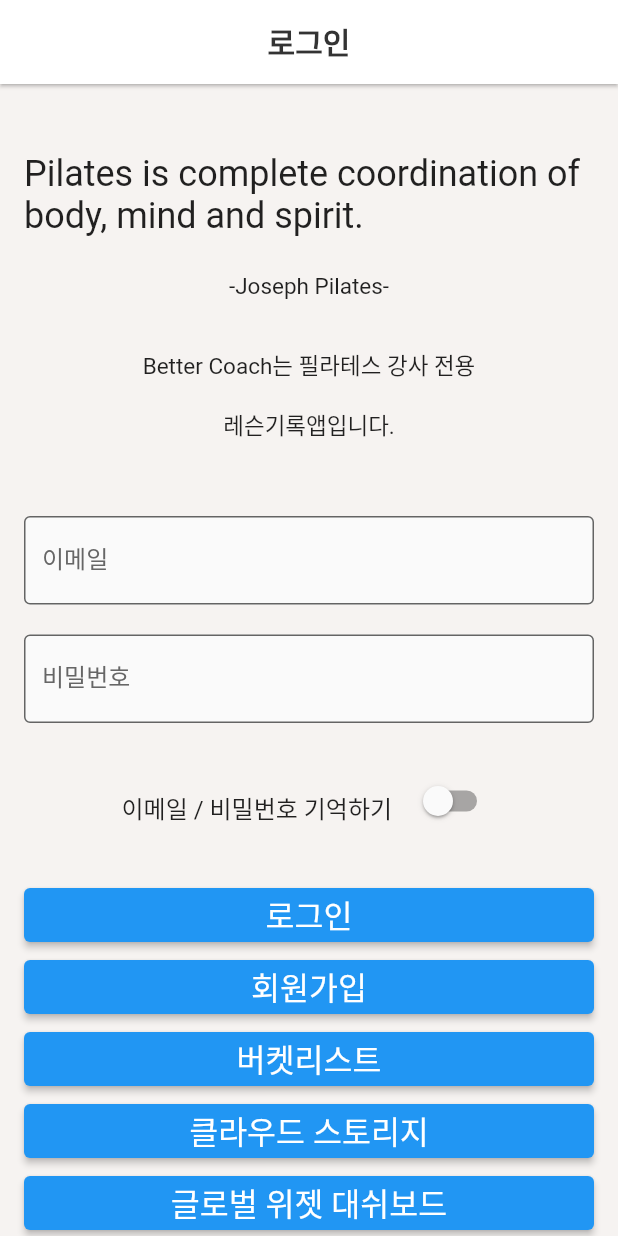
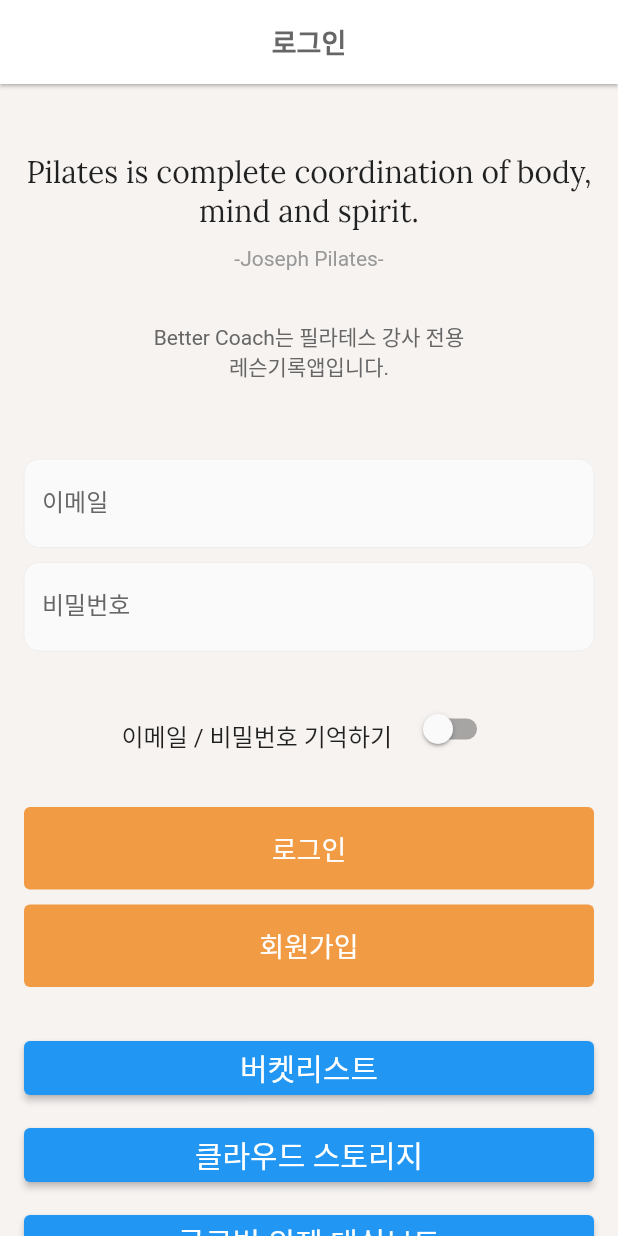
Before and after one commit to JuetEm/BetterCoach202, a Flutter app: the screen it shows after launch, on a phone screen of 412 x 824 dp. Run offline on Flutter 3.47's test engine with Material 2 defaults, Android fonts, the phone set to English and light mode, and no system bars; our stand-ins replace cloud_firestore, firebase_auth, firebase_core, firebase_storage, google_fonts, grouped_list and 2 more; accounts and stored records are empty; Roboto replaces fonts that are missing (Pretendard).

Commit message:
add globaldashboard

```diff
--- a/lib/globalWidget.dart
+++ b/lib/globalWidget.dart
@@ -21,16 +21,16 @@
     title: Text(
       pageName,
       style: Theme.of(context).textTheme.bodyText1!.copyWith(
-            fontSize: 20.0,
+            fontSize: 18.0,
             fontWeight: FontWeight.bold,
-            color: Palette.gray33,
+            color: Palette.gray66,
           ),
     ),
     centerTitle: true,
     leading: IconButton(
       onPressed: () {
         if (!(customFunction == null)) {
-          customFunction!();
+          customFunction();
         } else {
           Navigator.pop(context);
         }
@@ -48,9 +48,9 @@
     title: Text(
       pageName,
       style: Theme.of(context).textTheme.bodyText1!.copyWith(
-            fontSize: 20.0,
+            fontSize: 18.0,
             fontWeight: FontWeight.bold,
-            color: Palette.gray33,
+            color: Palette.gray66,
           ),
     ),
     centerTitle: true,
@@ -241,7 +241,7 @@
   Widget build(BuildContext context) {
     return Container(
       constraints: BoxConstraints(
-        minHeight: 100,
+        minHeight: 60,
       ),
       child: TextField(
         readOnly: widget.showArrow,
@@ -308,13 +308,18 @@
       decoration: InputDecoration(
         filled: true,
         fillColor: Palette.grayFA,
-        border: OutlineInputBorder(),
         labelText: widget.hint,
         labelStyle:
             TextStyle(color: myFocusNode.hasFocus ? focusColor : normalColor),
+        enabledBorder: OutlineInputBorder(
+            borderSide: BorderSide(color: Palette.grayEE, width: 0),
+            borderRadius: BorderRadius.circular(10)),
         focusColor: focusColor,
         focusedBorder: OutlineInputBorder(
-          borderSide: BorderSide(color: focusColor, width: 2.0),
+          borderRadius: BorderRadius.circular(10),
+          borderSide: BorderSide(
+            color: focusColor,
+          ),
         ),
       ),
     );
@@ -383,9 +388,9 @@
                 mainAxisAlignment: MainAxisAlignment.center,
                 children: [
                   Text(
-                    '이름 : ${name}',
+                    '${name}',
                     style: TextStyle(
-                      fontSize: 12.0,
+                      fontSize: 16.0,
                       fontWeight: FontWeight.bold,
                       color: Palette.gray33,
                     ),
@@ -396,7 +401,7 @@
                     style: TextStyle(
                       fontSize: 12.0,
                       //fontWeight: FontWeight.bold,
-                      color: Palette.gray66,
+                      color: Palette.gray99,
                     ),
                   ),
                 ],
--- a/lib/main.dart
+++ b/lib/main.dart
@@ -7,6 +7,7 @@
 import 'package:web_project/action_service.dart';
 import 'package:web_project/globalWidgetDashboard.dart';
 import 'package:web_project/sign_up.dart';
+import 'package:google_fonts/google_fonts.dart';
 
 import 'auth_service.dart';
 import 'bucket_service.dart';
@@ -123,18 +124,15 @@
                     crossAxisAlignment: CrossAxisAlignment.center,
                     children: [
                       SizedBox(height: 30),
-                      Container(
-                        //color: Colors.red,
-                        child: SizedBox(
-                          height: 70,
-                          child: Text(
-                            user == null
-                                ? "Pilates is complete coordination of body, mind and spirit."
-                                : "${user.email}님 안녕하세요 👋",
-                            style: TextStyle(
-                              fontSize: 24,
-                            ),
-                          ),
+                      SizedBox(
+                        child: Text(
+                          user == null
+                              ? "Pilates is complete coordination of body, mind and spirit."
+                              : "${user.email}님 안녕하세요 👋",
+                          style: user == null
+                              ? GoogleFonts.lora(fontSize: 20)
+                              : TextStyle(fontSize: 24),
+                          textAlign: TextAlign.center,
                         ),
                       ),
                       SizedBox(height: 10),
@@ -142,28 +140,23 @@
                         height: 40,
                         child: Text(
                           "-Joseph Pilates-",
-                          style: TextStyle(
-                            fontSize: 15,
-                          ),
+                          style: TextStyle(fontSize: 14, color: Palette.gray99),
+                          textAlign: TextAlign.center,
                         ),
                       ),
                       SizedBox(height: 10),
                       SizedBox(
-                        height: 40,
+                        height: 20,
                         child: Text(
                           "Better Coach는 필라테스 강사 전용",
-                          style: TextStyle(
-                            fontSize: 15,
-                          ),
+                          style: TextStyle(fontSize: 14, color: Palette.gray66),
                         ),
                       ),
                       SizedBox(
                         height: 40,
                         child: Text(
                           "레슨기록앱입니다.",
-                          style: TextStyle(
-                            fontSize: 15,
-                          ),
+                          style: TextStyle(fontSize: 14, color: Palette.gray66),
                         ),
                       ),
                     ],
@@ -180,7 +173,7 @@
                   customFunction: () {},
                   isSecure: false,
                 ),
-                SizedBox(height: 20),
+                SizedBox(height: 10),
 
                 /// 비밀번호
                 LoginTextField(
@@ -229,7 +222,14 @@
 
                 /// 로그인 버튼
                 ElevatedButton(
-                  child: Text("로그인", style: TextStyle(fontSize: 21)),
+                  child: Padding(
+                    padding: const EdgeInsets.all(14.0),
+                    child: Text("로그인", style: TextStyle(fontSize: 18)),
+                  ),
+                  style: ElevatedButton.styleFrom(
+                    elevation: 0,
+                    backgroundColor: Palette.buttonOrange,
+                  ),
                   onPressed: () {
                     if (globalfunction.textNullCheck(
                           context,
@@ -285,10 +285,18 @@
                     }
                   },
                 ),
+                SizedBox(height: 10),
 
                 /// 회원가입 버튼
                 ElevatedButton(
-                  child: Text("회원가입", style: TextStyle(fontSize: 21)),
+                  child: Padding(
+                    padding: const EdgeInsets.all(14.0),
+                    child: Text("회원가입", style: TextStyle(fontSize: 18)),
+                  ),
+                  style: ElevatedButton.styleFrom(
+                    elevation: 0,
+                    backgroundColor: Palette.buttonOrange,
+                  ),
                   onPressed: () {
                     // 회원가입
                     print("sign up");
@@ -298,9 +306,11 @@
                     );
                   },
                 ),
+                SizedBox(height: 30),
+
                 // 버켓리스트 버튼
                 ElevatedButton(
-                  child: Text("버켓리스트", style: TextStyle(fontSize: 21)),
+                  child: Text("버켓리스트", style: TextStyle(fontSize: 20)),
                   onPressed: () {
                     // 로그인
                     authService.signIn(
@@ -326,10 +336,11 @@
                     );
                   },
                 ),
+                SizedBox(height: 10),
 
                 /// Cloud Storage 개발화면 버튼
                 ElevatedButton(
-                  child: Text("클라우드 스토리지", style: TextStyle(fontSize: 21)),
+                  child: Text("클라우드 스토리지", style: TextStyle(fontSize: 20)),
                   onPressed: () {
                     // 회원가입
                     print("cloud storage");
@@ -339,10 +350,11 @@
                     );
                   },
                 ),
+                SizedBox(height: 10),
 
                 /// Cloud Storage 개발화면 버튼
                 ElevatedButton(
-                  child: Text("글로벌 위젯 대쉬보드", style: TextStyle(fontSize: 21)),
+                  child: Text("글로벌 위젯 대쉬보드", style: TextStyle(fontSize: 20)),
                   onPressed: () {
                     // 회원가입
                     print("global widget");
--- a/pubspec.yaml
+++ b/pubspec.yaml
@@ -46,6 +46,7 @@
   firebase_storage: ^10.3.11
   grouped_list: ^5.1.2
   shared_preferences: ^2.0.15
+  google_fonts: ^3.0.1
 
 dev_dependencies:
   flutter_test:
```
Also changed, not shown: lib/baseTableCalendar.dart (+15 -3 lines), lib/lessonAdd.dart (+8 -1 lines), lib/memberAdd.dart (+9 -1 lines), lib/membershipList.dart (+10 -2 lines), pubspec.lock.
